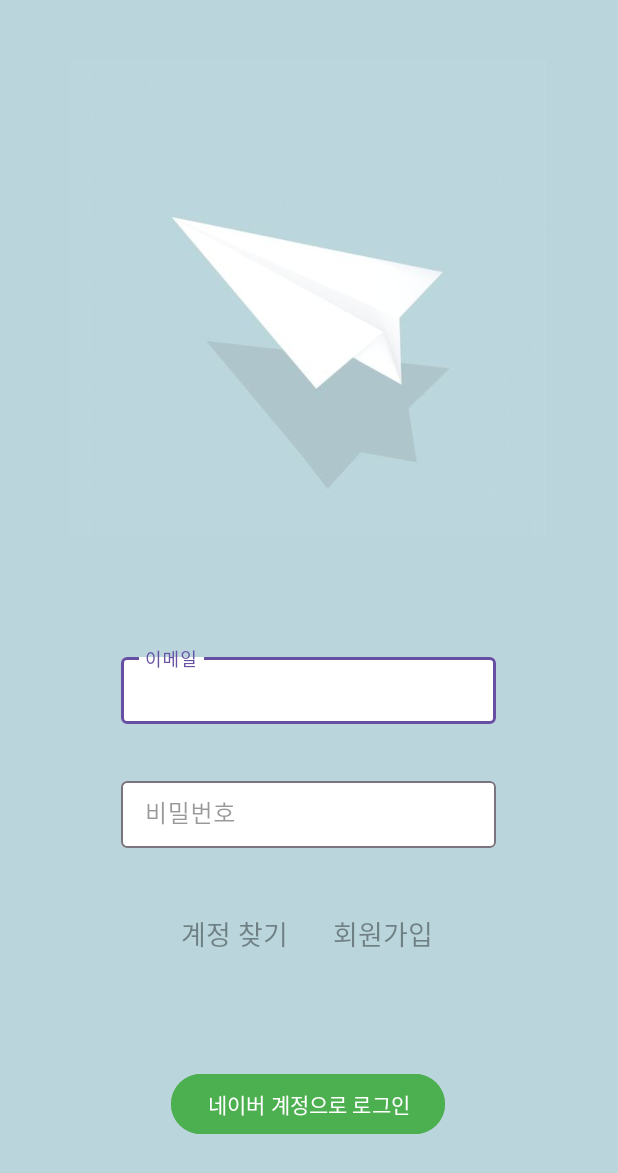
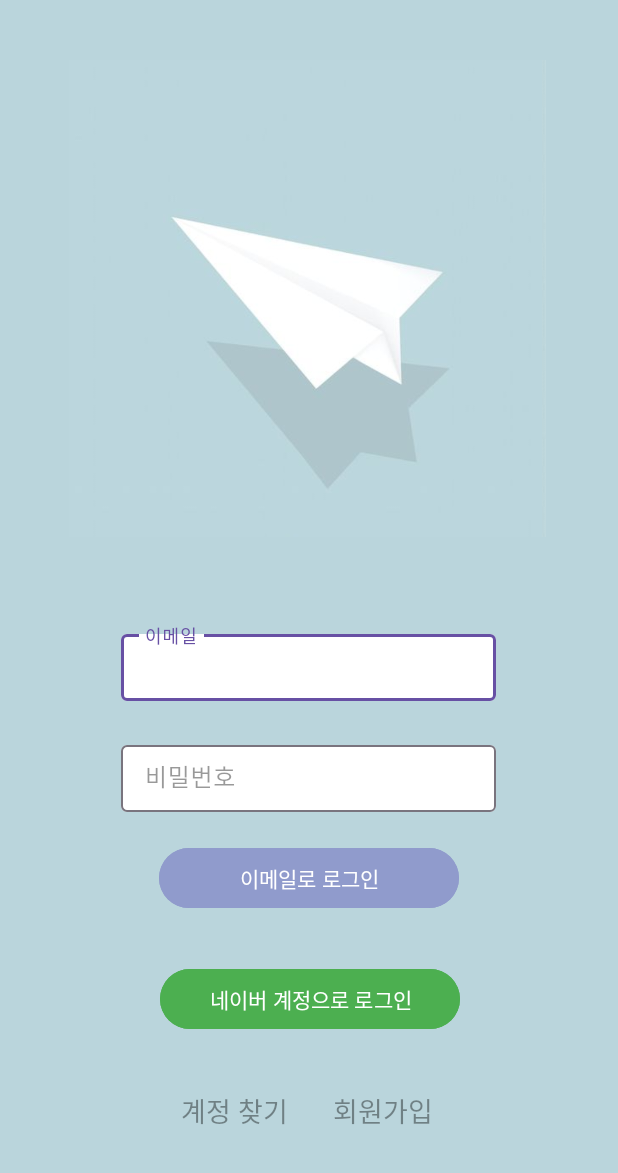
Before and after one commit to dlls21/NHG, an Android app: the layout activity_login.xml on its own in the app's theme, with its tools: preview values and no code run, on a phone screen of 412 x 824 dp. Shown: the top 1173 px of the screen. Run offline under Robolectric (Android 15) with nearby library versions, the phone set to English and light mode, and no system bars.

Commit message:
로그인 화면 구현 (이메일로 로그인 버튼, 메인 컬러 적용 등)

```diff
--- /dev/null
+++ b/app/src/main/java/com/example/nhg/LoginActivity.java
@@ -0,0 +1,17 @@
+package com.example.nhg;
+
+import android.os.Bundle;
+
+import androidx.annotation.Nullable;
+import androidx.appcompat.app.AppCompatActivity;
+
+public class LoginActivity extends AppCompatActivity {
+
+    @Override
+    protected void onCreate(Bundle savedInstanceState) {
+        super.onCreate(savedInstanceState);
+        setContentView(R.layout.activity_login);
+    }
+
+
+}
--- a/app/src/main/res/layout/activity_login.xml
+++ b/app/src/main/res/layout/activity_login.xml
@@ -4,7 +4,7 @@
     xmlns:tools="http://schemas.android.com/tools"
     android:layout_width="match_parent"
     android:layout_height="match_parent"
-    android:background="#BAD5DC">
+    android:background="@color/mainColor">
 
     <ImageView
         android:id="@+id/img_login"
@@ -19,7 +19,7 @@
 
     <Button
         android:id="@+id/btn_login_naver_login"
-        android:layout_width="wrap_content"
+        android:layout_width="200dp"
         android:layout_height="wrap_content"
         android:layout_marginBottom="64dp"
         android:backgroundTint="#4CAF50"
@@ -27,10 +27,10 @@
         app:iconTint="#FFFFFF"
         app:layout_constraintBottom_toBottomOf="parent"
         app:layout_constraintEnd_toEndOf="parent"
-        app:layout_constraintHorizontal_bias="0.497"
+        app:layout_constraintHorizontal_bias="0.502"
         app:layout_constraintStart_toStartOf="parent"
-        app:layout_constraintTop_toBottomOf="@+id/textInputLayout"
-        app:layout_constraintVertical_bias="0.87" />
+        app:layout_constraintTop_toBottomOf="@+id/btn_login_common_login"
+        app:layout_constraintVertical_bias="0.318" />
 
     <TextView
         android:id="@+id/tv_login_find_account"
@@ -44,8 +44,8 @@
         app:layout_constraintEnd_toEndOf="parent"
         app:layout_constraintHorizontal_bias="1.0"
         app:layout_constraintStart_toStartOf="@+id/til_pw"
-        app:layout_constraintTop_toBottomOf="@id/til_pw"
-        app:layout_constraintVertical_bias="0.187" />
+        app:layout_constraintTop_toBottomOf="@+id/btn_login_naver_login"
+        app:layout_constraintVertical_bias="0.344" />
 
     <TextView
         android:id="@+id/tv_login_join"
@@ -66,20 +66,20 @@
         android:id="@+id/til_email"
         android:layout_width="250dp"
         android:layout_height="50dp"
-        android:hint="이메일"
         android:textColorHint="#66000000"
-        app:boxBackgroundColor="#FFFFFF"
+        app:boxBackgroundColor="@color/white"
         app:layout_constraintBottom_toBottomOf="parent"
         app:layout_constraintEnd_toEndOf="parent"
         app:layout_constraintHorizontal_bias="0.496"
         app:layout_constraintStart_toStartOf="parent"
         app:layout_constraintTop_toBottomOf="@+id/img_login"
-        app:layout_constraintVertical_bias="0.179">
+        app:layout_constraintVertical_bias="0.142">
 
         <com.google.android.material.textfield.TextInputEditText
             android:id="@+id/tiet_email"
             android:layout_width="match_parent"
             android:layout_height="wrap_content"
+            android:hint="이메일"
             android:inputType="text|textEmailAddress"
             android:textColor="#CCFFFFFF" />
 
@@ -91,13 +91,13 @@
         android:layout_height="50dp"
         android:hint="비밀번호"
         android:textColorHint="#66000000"
-        app:boxBackgroundColor="#FFFFFF"
+        app:boxBackgroundColor="@color/white"
         app:layout_constraintBottom_toBottomOf="parent"
         app:layout_constraintEnd_toEndOf="parent"
         app:layout_constraintHorizontal_bias="0.496"
         app:layout_constraintStart_toStartOf="parent"
         app:layout_constraintTop_toBottomOf="@+id/til_email"
-        app:layout_constraintVertical_bias="0.111">
+        app:layout_constraintVertical_bias="0.079">
 
         <com.google.android.material.textfield.TextInputEditText
             android:id="@+id/tied_pw"
@@ -107,4 +107,17 @@
             android:textColor="#CCFFFFFF" />
     </com.google.android.material.textfield.TextInputLayout>
 
+    <Button
+        android:id="@+id/btn_login_common_login"
+        android:layout_width="200dp"
+        android:layout_height="wrap_content"
+        android:layout_marginTop="20dp"
+        android:backgroundTint="@color/subColor"
+        android:text="이메일로 로그인"
+        app:layout_constraintBottom_toBottomOf="parent"
+        app:layout_constraintEnd_toEndOf="parent"
+        app:layout_constraintStart_toStartOf="parent"
+        app:layout_constraintTop_toBottomOf="@+id/til_pw"
+        app:layout_constraintVertical_bias="0.0" />
+
 </androidx.constraintlayout.widget.ConstraintLayout>
--- a/app/src/main/res/values/colors.xml
+++ b/app/src/main/res/values/colors.xml
@@ -3,4 +3,5 @@
     <color name="black">#FF000000</color>
     <color name="white">#FFFFFFFF</color>
     <color name="mainColor">#BAD5DC</color>
+    <color name="subColor">#909BCC</color>
 </resources>
```
